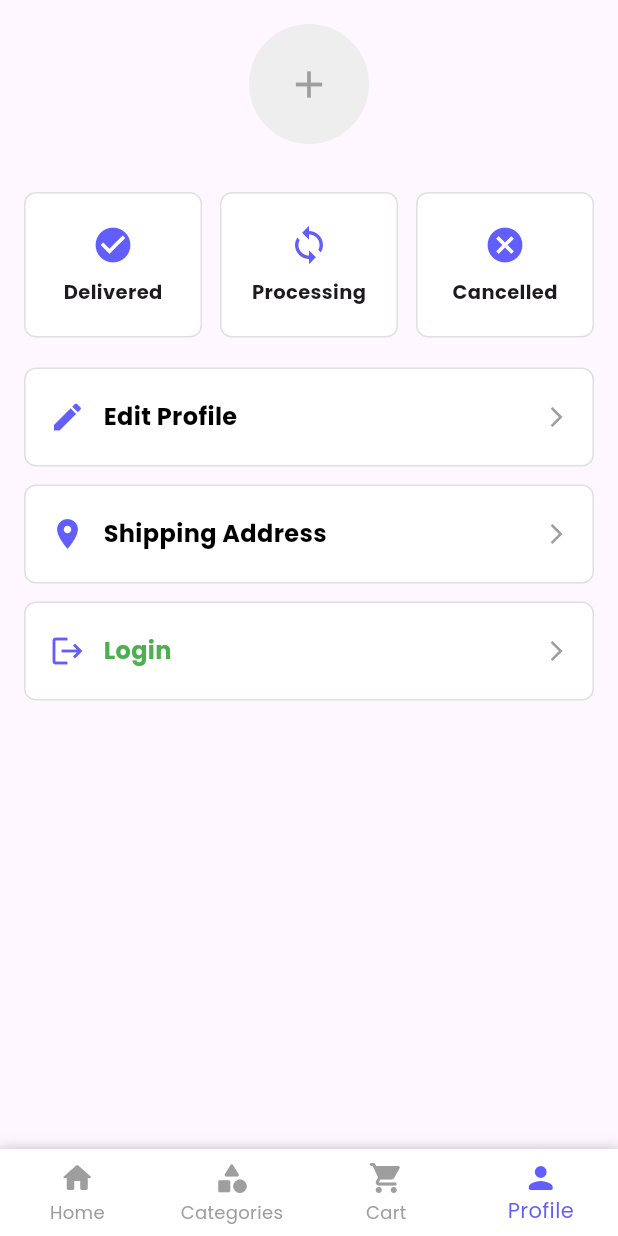
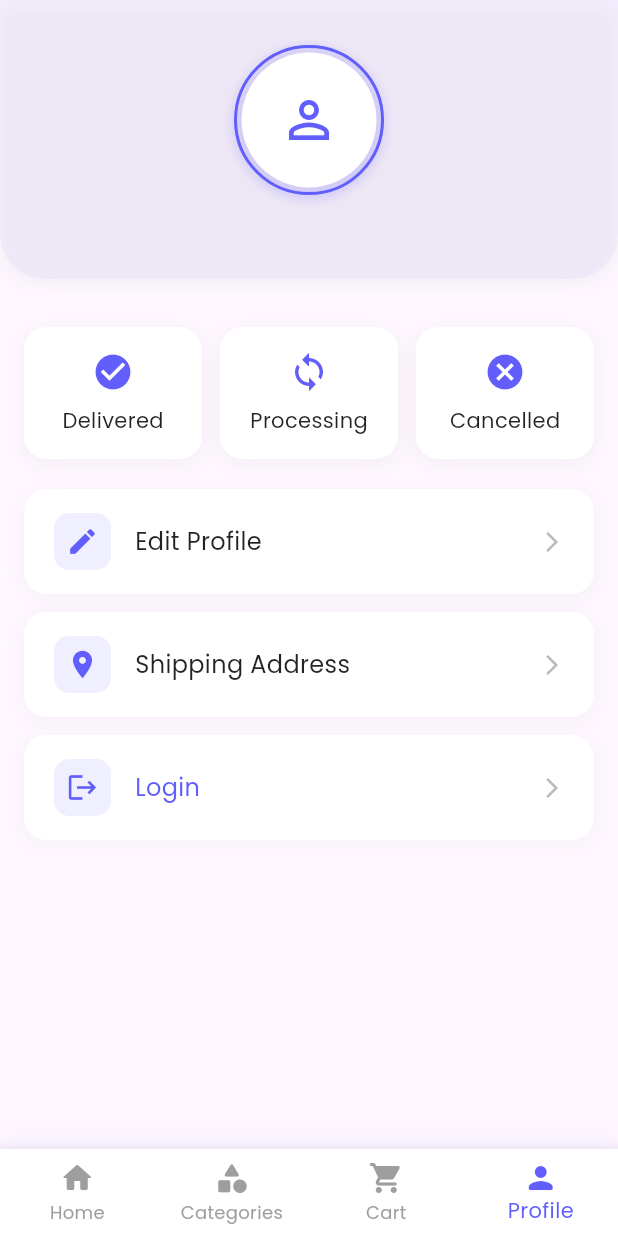
Before and after one commit to Statichades/Buildmate, a Flutter app: the screen it shows after launch, item 4 of the bottom bar chosen, on a phone screen of 412 x 824 dp. Run offline on Flutter 3.47's test engine with Material 3 defaults, Android fonts, the phone set to English and light mode, and no system bars; our stand-ins replace carousel_slider, fluttertoast, shared_preferences, skeletonizer; network calls fail.

Commit message:
- changing the ui (shadow) - removed borders and change to shadow

```diff
--- a/lib/screens/dashboard_screen.dart
+++ b/lib/screens/dashboard_screen.dart
@@ -46,9 +46,10 @@ class DashboardScreenState extends State<DashboardScreen> {
           color: Colors.white,
           boxShadow: [
             BoxShadow(
-              color: Colors.black12,
-              blurRadius: 6,
-              offset: const Offset(0, -2),
+              color: const Color(0xFF615EFC).withOpacity(0.08),
+              spreadRadius: 0,
+              blurRadius: 15,
+              offset: const Offset(0, -4),
             ),
           ],
         ),
--- a/lib/screens/profile_screen.dart
+++ b/lib/screens/profile_screen.dart
@@ -49,23 +49,77 @@ class _ProfileScreenState extends State<ProfileScreen> {
   Widget build(BuildContext context) {
     return SafeArea(
       child: SingleChildScrollView(
-        padding: const EdgeInsets.all(16),
+        child: Column(
+          children: [
+            // Profile Header Card
+            Container(
+              width: double.infinity,
+              decoration: BoxDecoration(
+                color: const Color(0xFF615EFC).withOpacity(0.05),
+                borderRadius: const BorderRadius.vertical(
+                  bottom: Radius.circular(30),
+                ),
+                boxShadow: [
+                  BoxShadow(
+                    color: Colors.grey.withOpacity(0.1),
+                    spreadRadius: 1,
+                    blurRadius: 10,
+                    offset: const Offset(0, 3),
+                  ),
+                ],
+              ),
+              padding: const EdgeInsets.fromLTRB(20, 30, 20, 40),
               child: Column(
                 children: [
                   Stack(
                     alignment: Alignment.center,
                     children: [
-                CircleAvatar(
-                  radius: 40,
+                      Container(
+                        padding: const EdgeInsets.all(3),
+                        decoration: BoxDecoration(
+                          shape: BoxShape.circle,
+                          border: Border.all(
+                            color: const Color(0xFF615EFC),
+                            width: 2,
+                          ),
+                          boxShadow: [
+                            BoxShadow(
+                              color: const Color(0xFF615EFC).withOpacity(0.2),
+                              spreadRadius: 1,
+                              blurRadius: 5,
+                              offset: const Offset(0, 2),
+                            ),
+                          ],
+                        ),
+                        child: CircleAvatar(
+                          radius: 45,
                           backgroundImage: profileImagePath != null
                               ? NetworkImage(profileImagePath!) as ImageProvider
                               : null,
-                  backgroundColor: Colors.grey[200],
+                          backgroundColor: Colors.white,
                           child: profileImagePath == null
-                      ? const Icon(Icons.add, size: 30, color: Colors.grey)
+                              ? const Icon(
+                                  Icons.person_outline,
+                                  size: 40,
+                                  color: Color(0xFF615EFC),
+                                )
                               : null,
                         ),
+                      ),
                     ],
+                  ),
+                  const SizedBox(height: 16),
+                  if (isLoggedIn)
+                    Text(
+                      username ?? 'User',
+                      style: const TextStyle(
+                        fontSize: 24,
+                        fontWeight: FontWeight.bold,
+                        color: Color(0xFF615EFC),
+                      ),
+                    ),
+                ],
+              ),
             ),
 
             const SizedBox(height: 12),
@@ -81,7 +135,9 @@ class _ProfileScreenState extends State<ProfileScreen> {
 
             const SizedBox(height: 20),
 
-            Row(
+            Padding(
+              padding: const EdgeInsets.symmetric(horizontal: 16),
+              child: Row(
                 mainAxisAlignment: MainAxisAlignment.spaceBetween,
                 children: [
                   const Expanded(
@@ -99,6 +155,7 @@ class _ProfileScreenState extends State<ProfileScreen> {
                     child: _StatusCard(icon: Icons.cancel, label: "Cancelled"),
                   ),
                 ],
+              ),
             ),
 
             const SizedBox(height: 20),
@@ -132,40 +189,58 @@ class _ProfileScreenState extends State<ProfileScreen> {
     bool isLogout = false,
     VoidCallback? onTap,
   }) {
-    return Material(
+    return Padding(
+      padding: const EdgeInsets.symmetric(horizontal: 16),
+      child: Material(
         color: Colors.transparent,
         child: InkWell(
           onTap: onTap,
-        borderRadius: BorderRadius.circular(8),
+          borderRadius: BorderRadius.circular(15),
           child: Container(
             margin: const EdgeInsets.only(bottom: 12),
-          padding: const EdgeInsets.symmetric(horizontal: 16, vertical: 20),
+            padding: const EdgeInsets.symmetric(horizontal: 20, vertical: 16),
             decoration: BoxDecoration(
               color: Colors.white,
-            borderRadius: BorderRadius.circular(8),
-            border: Border.all(color: Colors.grey[300] ?? Colors.grey),
+              borderRadius: BorderRadius.circular(15),
+              boxShadow: [
+                BoxShadow(
+                  color: Colors.grey.withOpacity(0.08),
+                  spreadRadius: 1,
+                  blurRadius: 10,
+                  offset: const Offset(0, 3),
+                ),
+              ],
             ),
             child: Row(
               children: [
-              Icon(
-                icon,
-                color: isLogout
-                    ? const Color(0xFF615EFC)
-                    : const Color(0xFF615EFC),
+                Container(
+                  padding: const EdgeInsets.all(8),
+                  decoration: BoxDecoration(
+                    color: const Color(0xFF615EFC).withOpacity(0.1),
+                    borderRadius: BorderRadius.circular(10),
                   ),
-              const SizedBox(width: 12),
+                  child: Icon(icon, color: const Color(0xFF615EFC), size: 22),
+                ),
+                const SizedBox(width: 16),
                 Expanded(
                   child: Text(
                     text,
                     style: TextStyle(
                       fontSize: 16,
-                    fontWeight: FontWeight.w600,
-                    color: isLogout ? Colors.green : Colors.black,
+                      fontWeight: FontWeight.w500,
+                      color: isLogout
+                          ? const Color(0xFF615EFC)
+                          : Colors.black87,
                     ),
                   ),
                 ),
-              const Icon(Icons.arrow_forward_ios, size: 16, color: Colors.grey),
+                Icon(
+                  Icons.arrow_forward_ios,
+                  size: 16,
+                  color: Colors.grey.withOpacity(0.7),
+                ),
               ],
+            ),
           ),
         ),
       ),
@@ -182,20 +257,31 @@ class _StatusCard extends StatelessWidget {
   @override
   Widget build(BuildContext context) {
     return Container(
-      padding: const EdgeInsets.symmetric(vertical: 20),
+      padding: const EdgeInsets.symmetric(vertical: 16),
       decoration: BoxDecoration(
         color: Colors.white,
-        borderRadius: BorderRadius.circular(8),
-        border: Border.all(color: Colors.grey[300] ?? Colors.grey),
+        borderRadius: BorderRadius.circular(15),
+        boxShadow: [
+          BoxShadow(
+            color: Colors.grey.withOpacity(0.1),
+            spreadRadius: 1,
+            blurRadius: 10,
+            offset: const Offset(0, 3),
+          ),
+        ],
       ),
       child: Column(
         mainAxisSize: MainAxisSize.min,
         children: [
-          Icon(icon, size: 28, color: const Color(0xFF615EFC)),
+          Icon(icon, color: const Color(0xFF615EFC), size: 28),
           const SizedBox(height: 8),
           Text(
             label,
-            style: const TextStyle(fontSize: 13, fontWeight: FontWeight.w600),
+            style: const TextStyle(
+              fontSize: 14,
+              fontWeight: FontWeight.w500,
+              color: Colors.black87,
+            ),
           ),
         ],
       ),
```
Also changed, not shown: lib/screens/cart_screen.dart (+6 -9 lines), lib/screens/search_screen.dart (+30 -2 lines), lib/widgets/categories/grid_view.dart (+9 -2 lines), lib/widgets/categories/list_view.dart (+9 -2 lines), lib/widgets/product_card.dart (+12 -5 lines). Lines whose indentation alone changed are shown as unchanged.
